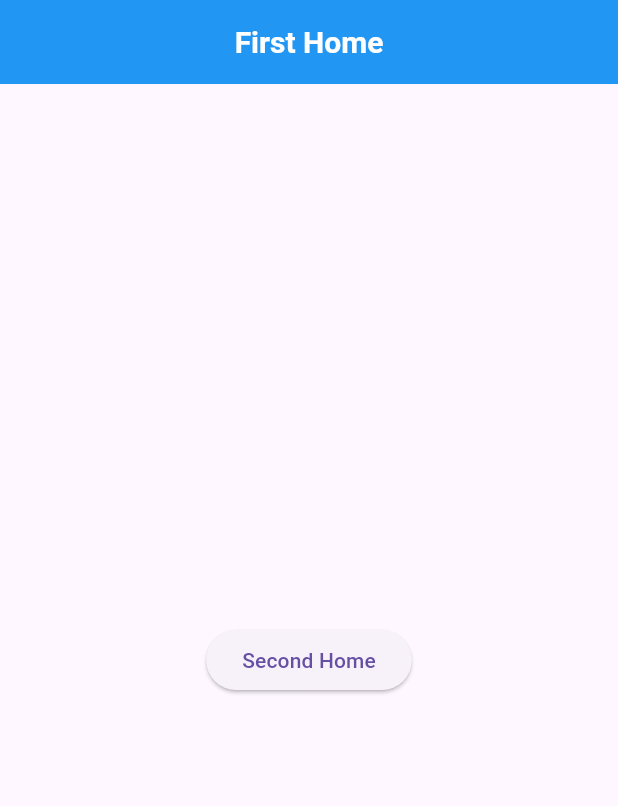
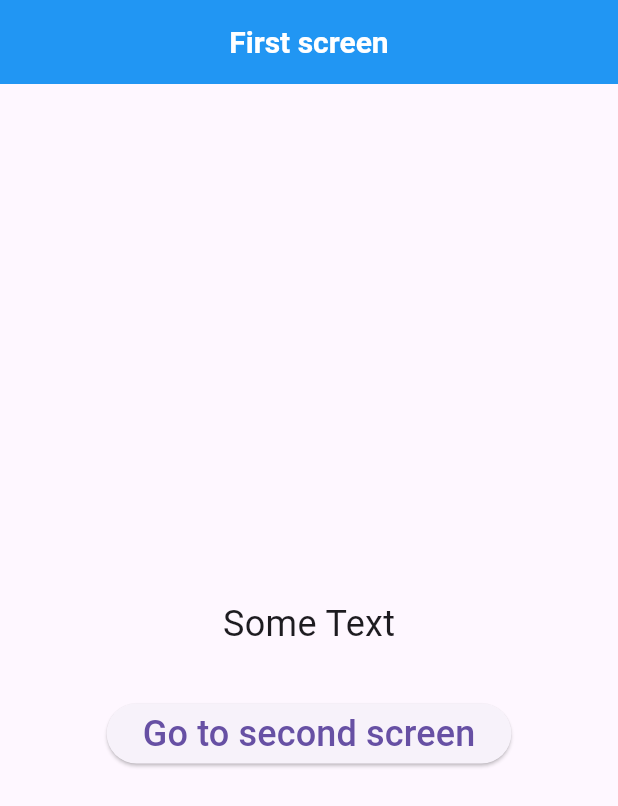
Before and after one commit to clonediff/FlutterTests, a Flutter app: the screen it shows after launch, on a phone screen of 412 x 824 dp. Shown: the top 806 px of the screen. Run offline on Flutter 3.47's test engine with Material 3 defaults, Android fonts, the phone set to English and light mode, and no system bars.

Commit message:
[add] Return data on Navigator.pop

```diff
--- a/lib/main.dart
+++ b/lib/main.dart
@@ -9,93 +9,104 @@ class MyFirstApp extends StatelessWidget {
 
   @override
   Widget build(BuildContext context) {
-    return MaterialApp(
-      home: const FirstHome(),
-      onGenerateRoute: (settings) {
-        switch (settings.name) {
-          case '/':
-            return MaterialPageRoute(
-              builder: (context) => const FirstHome(),
-            );
-          case '/second':
-            User? user = settings.arguments as User?;
-            return MaterialPageRoute(
-              builder: (context) => SecondHome(user: user),
-            );
-          default:
-        }
-      },
+    return const MaterialApp(
+      home: FirstScreen(),
     );
   }
 }
 
-class FirstHome extends StatelessWidget {
-  const FirstHome({super.key});
+class FirstScreen extends StatefulWidget {
+  const FirstScreen({super.key});
+
+  @override
+  State<StatefulWidget> createState() => _FirsScreenState();
+}
+
+class _FirsScreenState extends State<FirstScreen> {
+  String text = 'Some Text';
 
   @override
   Widget build(BuildContext context) {
     return Scaffold(
       appBar: DefaultAppBar(
-        title: const Text('First Home'),
+        title: const Text('First screen'),
       ),
       body: Center(
-        child: ElevatedButton(
-          onPressed: () {
-            const user = User(name: 'Konstantin', age: 34);
-            // const User? user = null;
-            Navigator.of(context).pushNamed('/second', arguments: user);
-          },
-          child: const Text('Second Home'),
+        child: Column(
+          mainAxisAlignment: MainAxisAlignment.center,
+          children: [
+            Padding(
+              padding: const EdgeInsets.all(32),
+              child: Text(
+                text,
+                style: const TextStyle(fontSize: 24),
+              ),
+            ),
+            ElevatedButton(
+              onPressed: () {
+                var route = MaterialPageRoute(
+                    builder: (context) => const SecondScreen());
+                Navigator.of(context).push(route).then((value) => {
+                      setState(() {
+                        text = value;
+                      })
+                    });
+              },
+              child: const Text(
+                'Go to second screen',
+                style: TextStyle(fontSize: 24),
+              ),
+            )
+          ],
         ),
       ),
     );
   }
 }
 
-class SecondHome extends StatelessWidget {
-  final User? user;
+class SecondScreen extends StatefulWidget {
+  const SecondScreen({super.key});
 
-  const SecondHome({super.key, required this.user});
+  @override
+  State<StatefulWidget> createState() => _SecondScreenState();
+}
+
+class _SecondScreenState extends State<SecondScreen> {
+  TextEditingController textFieldController = TextEditingController();
 
   @override
   Widget build(BuildContext context) {
     return Scaffold(
       appBar: DefaultAppBar(
-        title: Text(user == null ? 'User is not specified' : '${user!.name} - ${user!.age}'),
+        title: const Text('Second screen'),
       ),
-      body: Center(
-        child: ElevatedButton(
-          onPressed: () {
-            Navigator.of(context).pop();
-          },
-          child: const Text('Go back'),
-        ),
+      body: Column(
+        mainAxisAlignment: MainAxisAlignment.center,
+        children: [
+          Padding(
+            padding: const EdgeInsets.all(32),
+            child: TextField(
+              controller: textFieldController,
+              style: const TextStyle(
+                fontSize: 24,
+                color: Colors.black,
+              ),
+            ),
+          ),
+          ElevatedButton(
+            onPressed: () {
+              String textToSendBack = textFieldController.text;
+              Navigator.of(context).pop(textToSendBack);
+            },
+            child: const Text(
+              'Send text back',
+              style: TextStyle(fontSize: 24),
+            ),
+          ),
+        ],
       ),
     );
   }
-}
-
-class UnknownRoute extends StatelessWidget {
-  final String routeMessage;
-
-  const UnknownRoute({super.key, required this.routeMessage});
-
-  @override
-  Widget build(BuildContext context) {
-    return Scaffold(
-      appBar: DefaultAppBar(
-        title: const Text('Unknown route'),
-      ),
-      body: Text('Unknow route called: \n$routeMessage'),
-    );
-  }
-}
-
-class User {
-  final String name;
-  final int age;
-
-  const User({required this.name, required this.age});
 }
 
 class DefaultAppBar extends AppBar {
```
